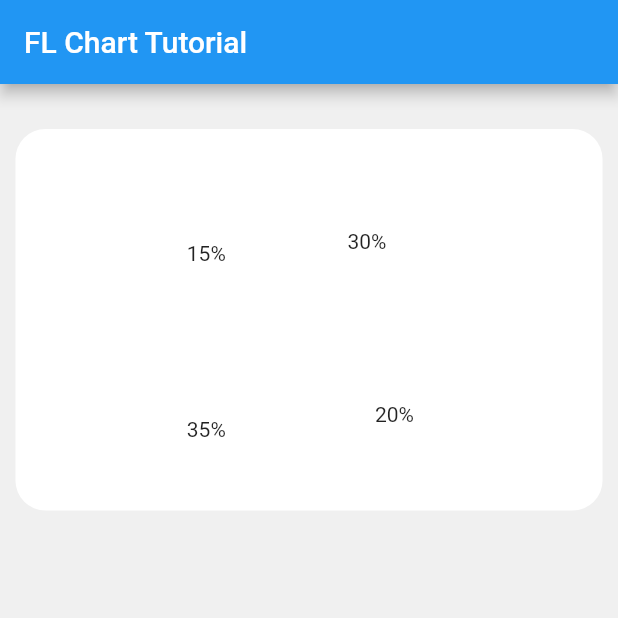
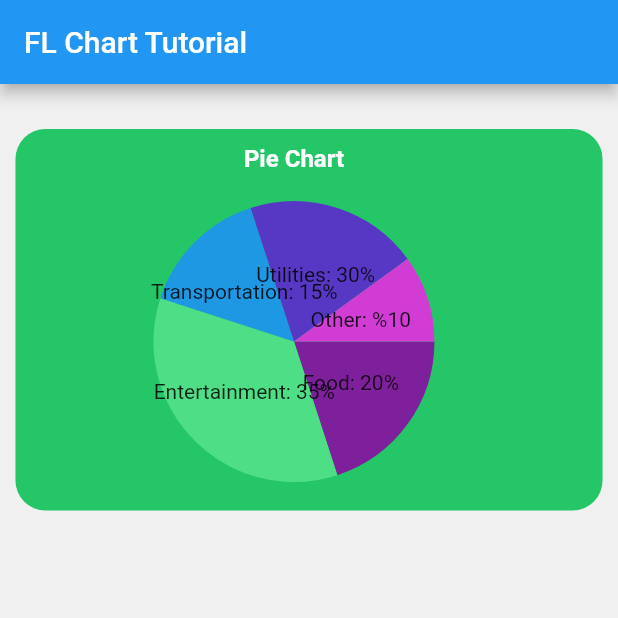
Before and after one commit to Lamb-Stack/PiFi, a Flutter app: the MyHomePage screen opened directly, on a phone screen of 412 x 824 dp, the top half of it. Run offline on Flutter 3.47's test engine with Material 2 defaults, Android fonts, the light colour scheme and no system bars; drawn by our look-alikes of fl_chart; our stand-ins replace currency_text_input_formatter, sqflite, table_calendar; missing offline and left inert: dart:html; accounts and stored records are empty.

Commit message:
fix pi chart

```diff
--- a/lib/chart_view.dart
+++ b/lib/chart_view.dart
@@ -38,7 +38,7 @@ class _MyHomePageState extends State<MyHomePage> {
             children: <Widget>[
               ChartContainer(
                   title: 'Pie Chart',
-                  color: Color.fromARGB(255, 255, 255, 255),
+                  color: Color.fromARGB(255, 37, 198, 104),
                   chart: PieChartContent()),
             ],
           ),
--- a/lib/pie_chart.dart
+++ b/lib/pie_chart.dart
@@ -6,6 +6,9 @@ import 'package:flutter/widgets.dart';
 class PieChartContent extends StatelessWidget {
   @override
   Widget build(BuildContext context) {
-    return PieChart(PieChartData(sections: pieChartSectionData));
+    return PieChart(PieChartData(
+        centerSpaceRadius: 0,
+        sectionsSpace: 0,
+        sections: getSectionData(MediaQuery.of(context).size.width)));
   }
 }
--- a/lib/pie_chart_data.dart
+++ b/lib/pie_chart_data.dart
@@ -2,25 +2,37 @@ import 'dart:ui';
 import 'package:fl_chart/fl_chart.dart';
 import 'package:flutter/material.dart';
 
-List<PieChartSectionData> pieChartSectionData = [
+List<PieChartSectionData> getSectionData(double getScreenWidth) {
+  double radius = getScreenWidth / 4.4;
+  return [
     PieChartSectionData(
       value: 20,
-    title: '20%',
-    color: Color(0x7e209b),
+      title: 'Food: 20%',
+      radius: radius,
+      color: Color.fromARGB(255, 126, 32, 155),
     ),
     PieChartSectionData(
       value: 35,
-    title: '35%',
-    color: Color(0x1ff19c),
+      title: 'Entertainment: 35%',
+      radius: radius,
+      color: Color.fromARGB(255, 78, 222, 133),
     ),
     PieChartSectionData(
       value: 15,
-    title: '15%',
-    color: Color(0x1f9ae4),
+      title: 'Transportation: 15%',
+      radius: radius,
+      color: Color.fromARGB(255, 31, 152, 228),
     ),
     PieChartSectionData(
-    value: 30,
-    title: '30%',
-    color: Color(0x5738c4),
+      value: 20,
+      title: 'Utilities: 30%',
+      radius: radius,
+      color: Color.fromARGB(255, 86, 56, 196),
     ),
+    PieChartSectionData(
+        value: 10,
+        title: 'Other: %10',
+        radius: radius,
+        color: Color.fromARGB(255, 209, 61, 212)),
   ];
+}
```
Lines whose indentation alone changed are shown as unchanged.
